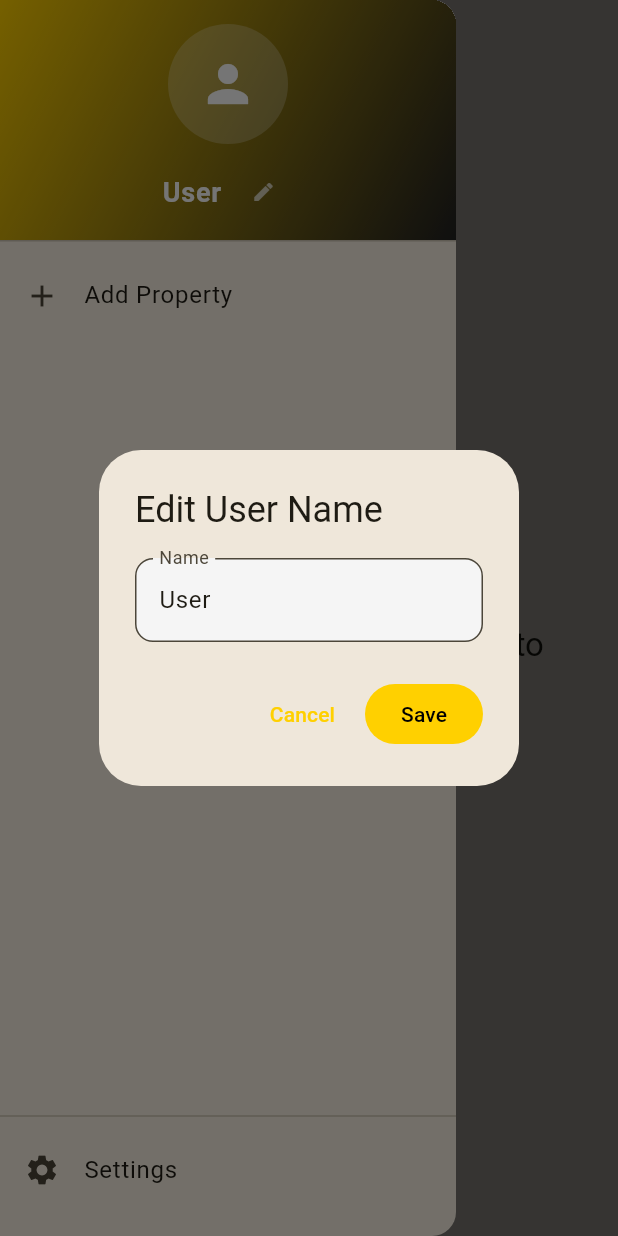
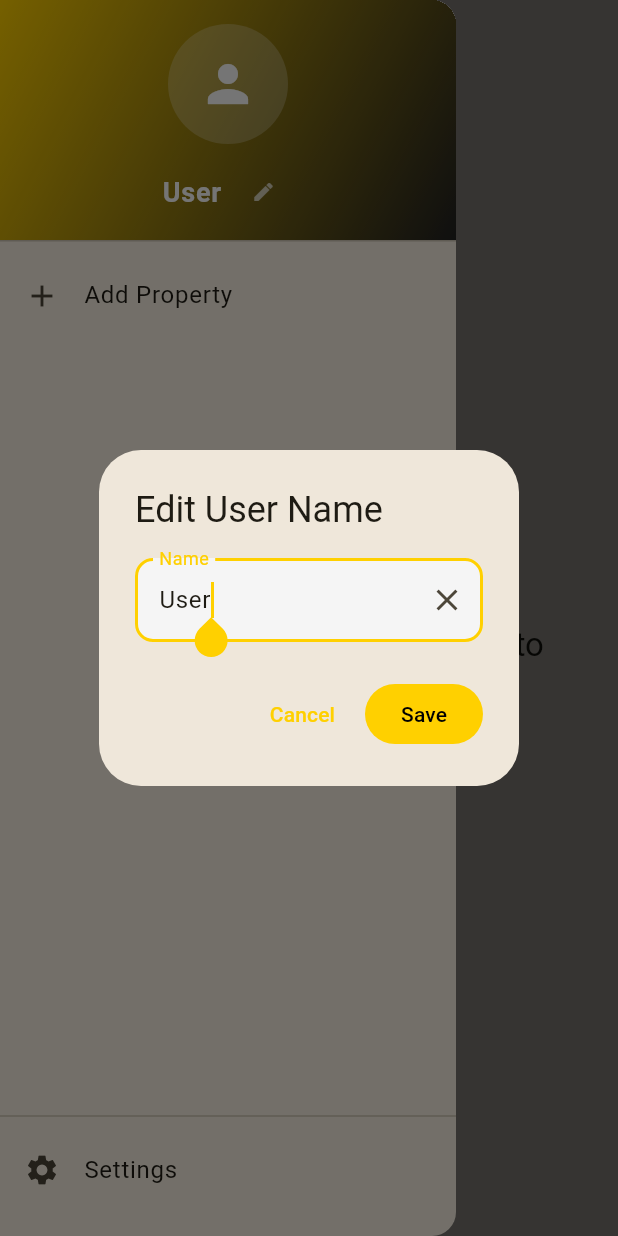
Before and after one commit to deciosfernandes/eda-readings-app, a Flutter app: the screen it shows after launch, in the side drawer, after a tap on the "edit" icon, on a phone screen of 412 x 824 dp. Run offline on Flutter 3.47's test engine with Material 3 defaults, Android fonts, the phone set to English and light mode, and no system bars; drawn by our look-alikes of showcaseview; our stand-ins replace easy_localization, file_picker, fl_chart, flutter_local_notifications, flutter_secure_storage, image_picker and 3 more.

Commit message:
🎨 Palette: Improve profile drawer UX and accessibility
I have updated the profile drawer to enhance the overall user experience and accessibility:

- Added autofocus, a confirmation action, and support for keyboard-based saving to the "Edit User Name" dialog.
- Added a clear button (suffix icon) to the name input field.
- Implemented form validation to prevent saving empty names.
- Added haptic responses for name updates, profile switching, and adding new properties.
- Ensured better user context by using StatefulBuilder for reactive dialog updates.

Co-authored-by: deciosfernandes <19864737+deciosfernandes@users.noreply.github.com>

```diff
--- a/lib/screens/profile_drawer.dart
+++ b/lib/screens/profile_drawer.dart
@@ -1,6 +1,7 @@
 import 'dart:io';
 import 'package:flutter/foundation.dart' show kIsWeb;
 import 'package:flutter/material.dart';
+import 'package:flutter/services.dart';
 import 'package:easy_localization/easy_localization.dart';
 import 'package:image_picker/image_picker.dart';
 import '../models/user_profile.dart';
@@ -34,14 +35,36 @@ class _ProfileDrawerState extends State<ProfileDrawer> {
   }
 
   Future<void> _editUserName() async {
-    final controller = TextEditingController(text: widget.appState.userProfile.name);
+    final controller =
+        TextEditingController(text: widget.appState.userProfile.name);
     final result = await showDialog<String>(
       context: context,
-      builder: (context) => AlertDialog(
+      builder: (context) => StatefulBuilder(
+        builder: (context, setDialogState) {
+          return AlertDialog(
             title: Text('drawer.edit_user_name'.tr()),
             content: TextField(
               controller: controller,
-          decoration: InputDecoration(labelText: 'drawer.name_label'.tr()),
+              autofocus: true,
+              textInputAction: TextInputAction.done,
+              onChanged: (value) => setDialogState(() {}),
+              onSubmitted: (value) {
+                if (value.isNotEmpty) {
+                  Navigator.pop(context, value);
+                }
+              },
+              decoration: InputDecoration(
+                labelText: 'drawer.name_label'.tr(),
+                suffixIcon: controller.text.isNotEmpty
+                    ? IconButton(
+                        icon: const Icon(Icons.clear),
+                        onPressed: () {
+                          controller.clear();
+                          setDialogState(() {});
+                        },
+                      )
+                    : null,
+              ),
             ),
             actions: [
               TextButton(
@@ -49,14 +72,19 @@ class _ProfileDrawerState extends State<ProfileDrawer> {
                 child: Text('common.cancel'.tr()),
               ),
               FilledButton(
-            onPressed: () => Navigator.pop(context, controller.text),
+                onPressed: controller.text.isEmpty
+                    ? null
+                    : () => Navigator.pop(context, controller.text),
                 child: Text('common.save'.tr()),
               ),
             ],
+          );
+        },
       ),
     );
 
     if (result != null && result.isNotEmpty) {
+      HapticFeedback.lightImpact();
       widget.appState.userProfile.name = result;
       await SecureStorageService().saveAppState(widget.appState);
       widget.onProfileChanged(); // trigger rebuild
@@ -172,6 +200,7 @@ class _ProfileDrawerState extends State<ProfileDrawer> {
                     title: Text('drawer.add_profile'.tr()),
                     mouseCursor: SystemMouseCursors.click,
                     onTap: () {
+                      HapticFeedback.lightImpact();
                       Navigator.pop(context); // Close drawer
                       _addProfile();
                     },
@@ -196,6 +225,7 @@ class _ProfileDrawerState extends State<ProfileDrawer> {
                     },
                   ),
                   onTap: () async {
+                    HapticFeedback.selectionClick();
                     widget.appState.activeProfileIndex = index;
                     await SecureStorageService().saveAppState(widget.appState);
                     widget.onProfileChanged();
```
Lines whose indentation alone changed are shown as unchanged.
